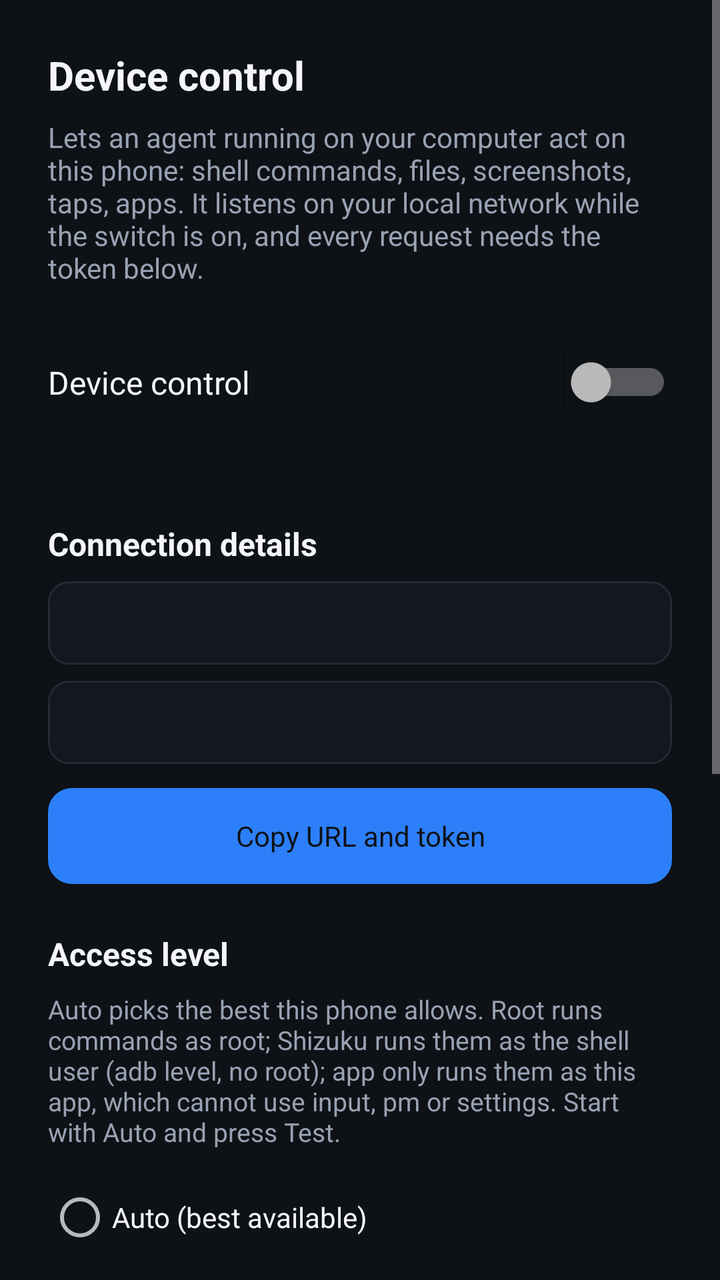
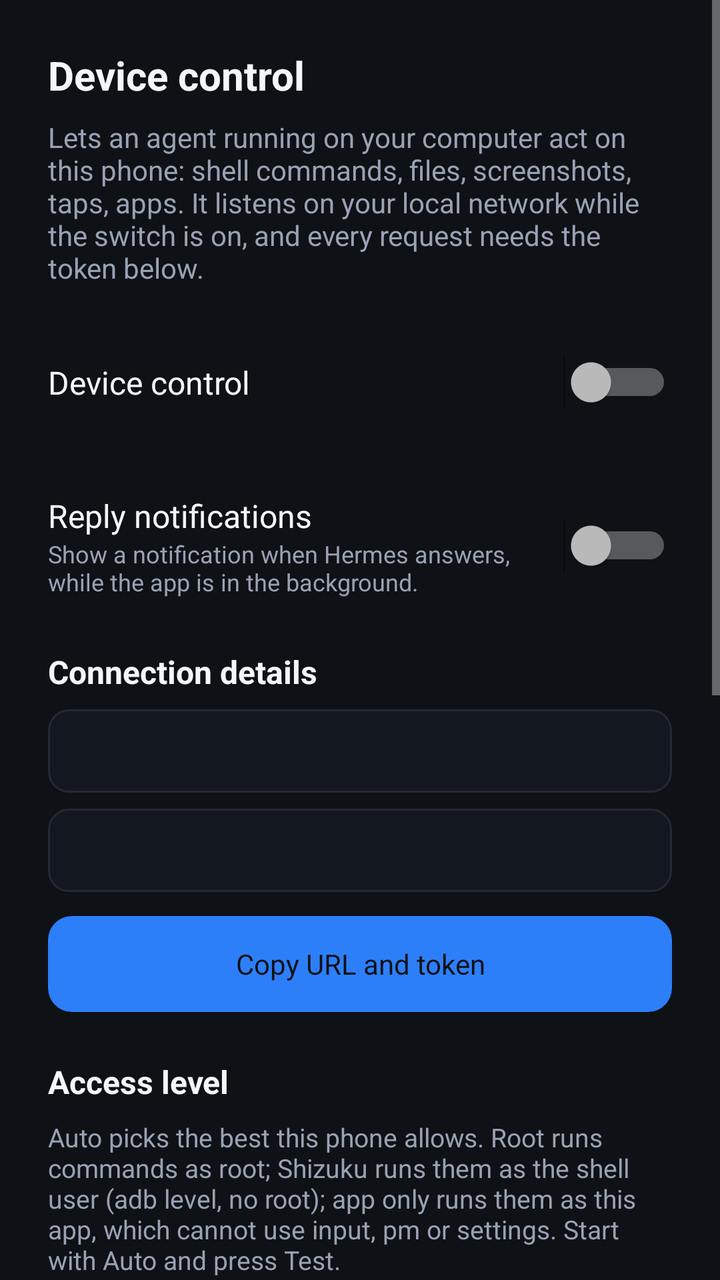

Screens rendered from an Android XML layout before and after an edit, with the pre-edit source and the edit as a unified diff.
<!-- AndroidManifest.xml: application theme Theme.HermesPocket -->
<!-- res/layout/activity_device_control.xml -->
<?xml version="1.0" encoding="utf-8"?>
<ScrollView xmlns:android="http://schemas.android.com/apk/res/android"
    android:layout_width="match_parent"
    android:layout_height="match_parent"
    android:background="@color/hp_background"
    android:fillViewport="true">

    <LinearLayout
        android:layout_width="match_parent"
        android:layout_height="wrap_content"
        android:orientation="vertical"
        android:paddingStart="24dp"
        android:paddingTop="24dp"
        android:paddingEnd="24dp"
        android:paddingBottom="40dp">

        <TextView
            android:layout_width="wrap_content"
            android:layout_height="wrap_content"
            android:text="@string/bridge_title"
            android:textColor="@color/hp_text_primary"
            android:textSize="20sp"
            android:textStyle="bold" />

        <TextView
            android:layout_width="match_parent"
            android:layout_height="wrap_content"
            android:layout_marginTop="8dp"
            android:text="@string/bridge_intro"
            android:textColor="@color/hp_text_secondary"
            android:textSize="14sp" />

        <LinearLayout
            android:layout_width="match_parent"
            android:layout_height="56dp"
            android:layout_marginTop="20dp"
            android:gravity="center_vertical"
            android:orientation="horizontal">

            <TextView
                android:layout_width="0dp"
                android:layout_height="wrap_content"
                android:layout_weight="1"
                android:text="@string/bridge_switch_label"
                android:textColor="@color/hp_text_primary"
                android:textSize="16sp" />

            <Switch
                android:id="@+id/switch_control"
                android:layout_width="wrap_content"
                android:layout_height="wrap_content" />
        </LinearLayout>

        <TextView
            android:id="@+id/text_state"
            android:layout_width="match_parent"
            android:layout_height="wrap_content"
            android:textColor="@color/hp_text_secondary"
            android:textSize="13sp" />

        <TextView
            android:layout_width="wrap_content"
            android:layout_height="wrap_content"
            android:layout_marginTop="24dp"
            android:text="@string/bridge_pairing_title"
            android:textColor="@color/hp_text_primary"
            android:textSize="16sp"
            android:textStyle="bold" />

        <TextView
            android:id="@+id/text_address"
            android:layout_width="match_parent"
            android:layout_height="wrap_content"
            android:layout_marginTop="8dp"
            android:background="@drawable/hp_input_bg"
            android:fontFamily="monospace"
            android:padding="12dp"
            android:textColor="@color/hp_text_primary"
            android:textSize="13sp" />

        <TextView
            android:id="@+id/text_token"
            android:layout_width="match_parent"
            android:layout_height="wrap_content"
            android:layout_marginTop="8dp"
            android:background="@drawable/hp_input_bg"
            android:fontFamily="monospace"
            android:padding="12dp"
            android:textColor="@color/hp_text_primary"
            android:textSize="13sp" />

        <TextView
            android:id="@+id/button_copy"
            android:layout_width="match_parent"
            android:layout_height="48dp"
            android:layout_marginTop="12dp"
            android:background="@drawable/hp_button_primary"
            android:clickable="true"
            android:focusable="true"
            android:gravity="center"
            android:text="@string/bridge_copy"
            android:textColor="@color/hp_background"
            android:textSize="14sp" />

        <TextView
            android:layout_width="wrap_content"
            android:layout_height="wrap_content"
            android:layout_marginTop="24dp"
            android:text="@string/bridge_access_title"
            android:textColor="@color/hp_text_primary"
            android:textSize="16sp"
            android:textStyle="bold" />

        <TextView
            android:layout_width="match_parent"
            android:layout_height="wrap_content"
            android:layout_marginTop="8dp"
            android:text="@string/bridge_access_body"
            android:textColor="@color/hp_text_secondary"
            android:textSize="13sp" />

        <RadioGroup
            android:id="@+id/tier_group"
            android:layout_width="match_parent"
            android:layout_height="wrap_content"
            android:layout_marginTop="12dp"
            android:orientation="vertical">

            <RadioButton
                android:id="@+id/radio_auto"
                android:layout_width="match_parent"
                android:layout_height="44dp"
                android:text="@string/bridge_tier_auto"
                android:textColor="@color/hp_text_primary"
                android:textSize="14sp" />

            <RadioButton
                android:id="@+id/radio_root"
                android:layout_width="match_parent"
                android:layout_height="44dp"
                android:text="@string/bridge_tier_root"
                android:textColor="@color/hp_text_primary"
                android:textSize="14sp" />

            <RadioButton
                android:id="@+id/radio_shizuku"
                android:layout_width="match_parent"
                android:layout_height="44dp"
                android:text="@string/bridge_tier_shizuku"
                android:textColor="@color/hp_text_primary"
                android:textSize="14sp" />

            <RadioButton
                android:id="@+id/radio_app"
                android:layout_width="match_parent"
                android:layout_height="44dp"
                android:text="@string/bridge_tier_app"
                android:textColor="@color/hp_text_primary"
                android:textSize="14sp" />
        </RadioGroup>

        <TextView
            android:id="@+id/text_accessibility"
            android:layout_width="match_parent"
            android:layout_height="wrap_content"
            android:layout_marginTop="8dp"
            android:textColor="@color/hp_text_secondary"
            android:textSize="13sp" />

        <TextView
            android:id="@+id/button_accessibility"
            android:layout_width="match_parent"
            android:layout_height="48dp"
            android:layout_marginTop="8dp"
            android:background="@drawable/hp_input_bg"
            android:clickable="true"
            android:focusable="true"
            android:gravity="center"
            android:text="@string/bridge_open_accessibility"
            android:textColor="@color/hp_text_primary"
            android:textSize="14sp" />

        <TextView
            android:id="@+id/button_test"
            android:layout_width="match_parent"
            android:layout_height="48dp"
            android:layout_marginTop="12dp"
            android:background="@drawable/hp_input_bg"
            android:clickable="true"
            android:focusable="true"
            android:gravity="center"
            android:text="@string/bridge_test"
            android:textColor="@color/hp_text_primary"
            android:textSize="14sp" />

        <TextView
            android:id="@+id/text_test_result"
            android:layout_width="match_parent"
            android:layout_height="wrap_content"
            android:layout_marginTop="8dp"
            android:fontFamily="monospace"
            android:textColor="@color/hp_text_secondary"
            android:textSize="12sp"
            android:visibility="gone" />

        <TextView
            android:id="@+id/button_new_token"
            android:layout_width="match_parent"
            android:layout_height="48dp"
            android:layout_marginTop="12dp"
            android:clickable="true"
            android:focusable="true"
            android:gravity="center"
            android:text="@string/bridge_new_token"
            android:textColor="@color/hp_text_secondary"
            android:textSize="14sp" />

        <TextView
            android:layout_width="match_parent"
            android:layout_height="wrap_content"
            android:layout_marginTop="24dp"
            android:text="@string/bridge_guide"
            android:textColor="@color/hp_text_secondary"
            android:textSize="12sp" />
    </LinearLayout>
</ScrollView>
<!-- resources referenced by this layout -->
<resources>
  <color name="hp_background">#0E1116</color>
  <color name="hp_text_primary">#F4F6F8</color>
  <color name="hp_text_secondary">#98A2B3</color>
  <!-- drawable hp_button_primary (drawable) -->
  <?xml version="1.0" encoding="utf-8"?>
  <shape xmlns:android="http://schemas.android.com/apk/res/android" android:shape="rectangle">
      <solid android:color="@color/hp_accent" />
      <corners android:radius="12dp" />
  </shape>
  <!-- drawable hp_input_bg (drawable) -->
  <?xml version="1.0" encoding="utf-8"?>
  <shape xmlns:android="http://schemas.android.com/apk/res/android"
      android:shape="rectangle">
      <solid android:color="@color/hp_surface" />
      <corners android:radius="10dp" />
      <stroke
          android:width="1dp"
          android:color="@color/hp_border" />
  </shape>
  <string name="bridge_access_body">Auto picks the best this phone allows. Root runs commands as root; Shizuku runs them as the shell user (adb level, no root); app only runs them as this app, which cannot use input, pm or settings. Start with Auto and press Test.</string>
  <string name="bridge_access_title">Access level</string>
  <string name="bridge_copy">Copy URL and token</string>
  <string name="bridge_guide">Full steps for root, Shizuku and app-only access are in docs/DEVICE-CONTROL.md in the app\'s repository.</string>
  <string name="bridge_intro">Lets an agent running on your computer act on this phone: shell commands, files, screenshots, taps, apps. It listens on your local network while the switch is on, and every request needs the token below.</string>
  <string name="bridge_new_token">New token</string>
  <string name="bridge_open_accessibility">Open accessibility settings</string>
  <string name="bridge_pairing_title">Connection details</string>
  <string name="bridge_switch_label">Device control</string>
  <string name="bridge_test">Test this phone</string>
  <string name="bridge_tier_app">App only (no special access)</string>
  <string name="bridge_tier_auto">Auto (best available)</string>
  <string name="bridge_tier_root">Root</string>
  <string name="bridge_tier_shizuku">Shizuku (adb level)</string>
  <string name="bridge_title">Device control</string>
  <style name="Theme.HermesPocket" parent="@android:style/Theme.Material.NoActionBar">
          <item name="android:windowBackground">@color/hp_background</item>
          <item name="android:statusBarColor">@color/hp_background</item>
          <item name="android:navigationBarColor">@color/hp_background</item>
      </style>
  <color name="hp_accent">#2D7FF9</color>
  <color name="hp_surface">#131820</color>
  <color name="hp_border">#222A35</color>
</resources>

<!-- the commit's change to res/layout/activity_device_control.xml (unified diff, before → after) -->
@@ -58,6 +58,40 @@
             android:textColor="@color/hp_text_secondary"
             android:textSize="13sp" />
 
+        <LinearLayout
+            android:layout_width="match_parent"
+            android:layout_height="56dp"
+            android:layout_marginTop="8dp"
+            android:gravity="center_vertical"
+            android:orientation="horizontal">
+
+            <LinearLayout
+                android:layout_width="0dp"
+                android:layout_height="wrap_content"
+                android:layout_weight="1"
+                android:orientation="vertical">
+
+                <TextView
+                    android:layout_width="match_parent"
+                    android:layout_height="wrap_content"
+                    android:text="@string/notify_switch_label"
+                    android:textColor="@color/hp_text_primary"
+                    android:textSize="16sp" />
+
+                <TextView
+                    android:layout_width="match_parent"
+                    android:layout_height="wrap_content"
+                    android:text="@string/notify_switch_hint"
+                    android:textColor="@color/hp_text_secondary"
+                    android:textSize="12sp" />
+            </LinearLayout>
+
+            <Switch
+                android:id="@+id/switch_notify"
+                android:layout_width="wrap_content"
+                android:layout_height="wrap_content" />
+        </LinearLayout>
+
         <TextView
             android:layout_width="wrap_content"
             android:layout_height="wrap_content"
@@ -190,6 +224,19 @@
             android:focusable="true"
             android:gravity="center"
             android:text="@string/bridge_test"
+            android:textColor="@color/hp_text_primary"
+            android:textSize="14sp" />
+
+        <TextView
+            android:id="@+id/button_test_notify"
+            android:layout_width="match_parent"
+            android:layout_height="48dp"
+            android:layout_marginTop="8dp"
+            android:background="@drawable/hp_input_bg"
+            android:clickable="true"
+            android:focusable="true"
+            android:gravity="center"
+            android:text="@string/notify_test"
             android:textColor="@color/hp_text_primary"
             android:textSize="14sp" />
 
<!-- resource entries referenced after the edit -->
@@ -34,6 +34,9 @@
   <string name="bridge_tier_root">Root</string>
   <string name="bridge_tier_shizuku">Shizuku (adb level)</string>
   <string name="bridge_title">Device control</string>
+  <string name="notify_switch_hint">Show a notification when Hermes answers, while the app is in the background.</string>
+  <string name="notify_switch_label">Reply notifications</string>
+  <string name="notify_test">Send a test notification</string>
   <style name="Theme.HermesPocket" parent="@android:style/Theme.Material.NoActionBar">
           <item name="android:windowBackground">@color/hp_background</item>
           <item name="android:statusBarColor">@color/hp_background</item>
